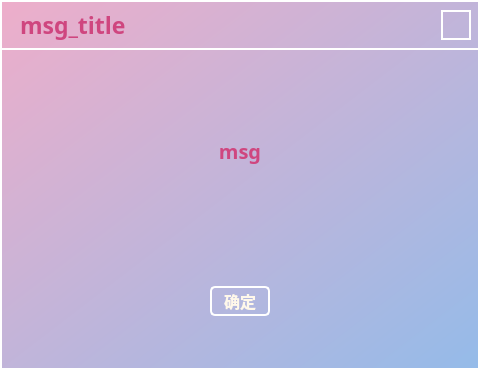
The window that PySide_UI/ui/tools/sub_ui/msg.ui (chisteryg/CPlayer) describes before a commit, drawn with Qt 5.
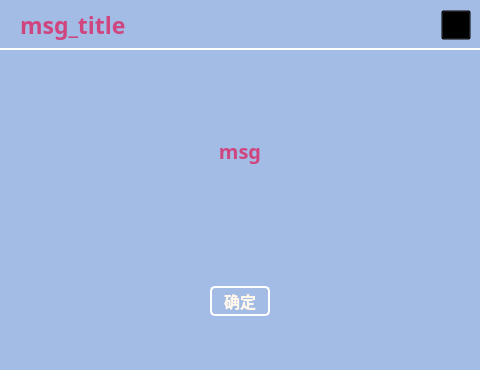
The same window after the commit. Icons and pictures are not drawn. Custom widgets are drawn as their Qt base class.

```diff
--- a/PySide_UI/ui/tools/sub_ui/msg.ui
+++ b/PySide_UI/ui/tools/sub_ui/msg.ui
@@ -28,16 +28,19 @@
   <property name="styleSheet">
    <string notr="true">QWidget#msg{
 	background: qlineargradient(x1: 0, y1: 0, x2: 1, y2: 1, stop: 0 #EEAECA, stop: 1 #94BBE9);
+	background-color: #A3BCE6;
 }
 *{
 	background-color: transparent;
 	color: #fff8ea;
-	border: 2px solid white;
+	/*border: 2px solid white;*/
 	font-size: 16px;
 	font-weight: 700;
 	font-family: ZCOOL KuaiLe;
 }
-
+#move_widget{
+	border-bottom: 2px solid white;
+}
 #title_lab{
 	padding-left: 5px;
 	font-size: 23px;
@@ -59,6 +62,7 @@
 }
 
 #ok_btn{
+	border: 2px solid white;
 	border-radius: 5px;
 }
 #ok_btn:hover{
@@ -84,7 +88,7 @@
     <number>0</number>
    </property>
    <item>
-    <widget class="MoveWidget" name="widget" native="true">
+    <widget class="MoveWidget" name="move_widget" native="true">
      <property name="minimumSize">
       <size>
        <width>0</width>
```
